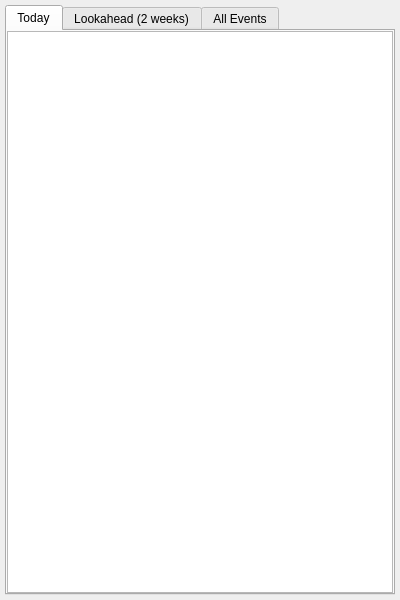
Qt form src/modules/timeline/TimelineSidePanel.ui (Evsey-K/TestLeadToolbox) before a commit.
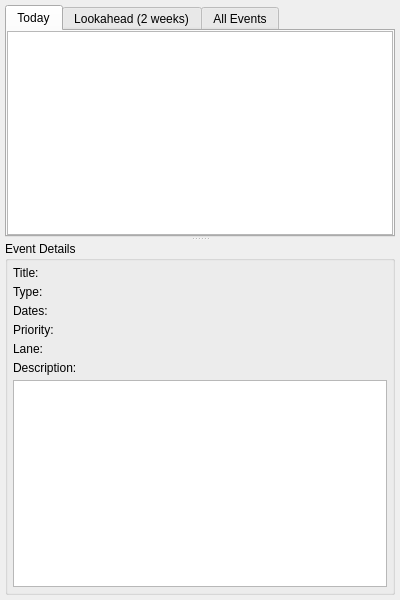
The same form after that commit.

Commit message:
sprint 2 - collision avoidance and added side panes with multiple views is complete (core functionality)!
continuing with next set of features

What changed in the file:
```diff
--- a/src/modules/timeline/TimelineSidePanel.ui
+++ b/src/modules/timeline/TimelineSidePanel.ui
@@ -10,6 +10,12 @@
     <height>600</height>
    </rect>
   </property>
+  <property name="minimumSize">
+   <size>
+    <width>0</width>
+    <height>0</height>
+   </size>
+  </property>
   <property name="windowTitle">
    <string>Timeline Events</string>
   </property>
@@ -30,6 +36,13 @@
     <number>5</number>
    </property>
    <item>
+    <widget class="QSplitter" name="splitter">
+     <property name="orientation">
+      <enum>Qt::Orientation::Vertical</enum>
+     </property>
+     <property name="childrenCollapsible">
+      <bool>false</bool>
+     </property>
     <widget class="QTabWidget" name="tabWidget">
      <property name="sizePolicy">
       <sizepolicy hsizetype="Expanding" vsizetype="Expanding">
@@ -122,6 +135,129 @@
          </property>
          <property name="selectionBehavior">
           <enum>QAbstractItemView::SelectionBehavior::SelectRows</enum>
+          </property>
+         </widget>
+        </item>
+       </layout>
+      </widget>
+     </widget>
+     <widget class="QGroupBox" name="eventDetailsGroupBox">
+      <property name="title">
+       <string>Event Details</string>
+      </property>
+      <layout class="QVBoxLayout" name="verticalLayout_4" stretch="0,0,1">
+       <property name="spacing">
+        <number>5</number>
+       </property>
+       <property name="leftMargin">
+        <number>5</number>
+       </property>
+       <property name="topMargin">
+        <number>5</number>
+       </property>
+       <property name="rightMargin">
+        <number>5</number>
+       </property>
+       <property name="bottomMargin">
+        <number>5</number>
+       </property>
+       <item>
+        <layout class="QFormLayout" name="detailsFormLayout">
+         <item row="0" column="0">
+          <widget class="QLabel" name="titleLabel">
+           <property name="text">
+            <string>Title:</string>
+           </property>
+          </widget>
+         </item>
+         <item row="0" column="1">
+          <widget class="QLabel" name="titleValueLabel">
+           <property name="text">
+            <string/>
+           </property>
+          </widget>
+         </item>
+         <item row="1" column="0">
+          <widget class="QLabel" name="typeLabel">
+           <property name="text">
+            <string>Type:</string>
+           </property>
+          </widget>
+         </item>
+         <item row="1" column="1">
+          <widget class="QLabel" name="typeValueLabel">
+           <property name="text">
+            <string/>
+           </property>
+          </widget>
+         </item>
+         <item row="2" column="0">
+          <widget class="QLabel" name="datesLabel">
+           <property name="text">
+            <string>Dates:</string>
+           </property>
+          </widget>
+         </item>
+         <item row="2" column="1">
+          <widget class="QLabel" name="datesValueLabel">
+           <property name="text">
+            <string/>
+           </property>
+          </widget>
+         </item>
+         <item row="3" column="0">
+          <widget class="QLabel" name="priorityLabel">
+           <property name="text">
+            <string>Priority:</string>
+           </property>
+          </widget>
+         </item>
+         <item row="3" column="1">
+          <widget class="QLabel" name="priorityValueLabel">
+           <property name="text">
+            <string/>
+           </property>
+          </widget>
+         </item>
+         <item row="4" column="0">
+          <widget class="QLabel" name="laneLabel">
+           <property name="text">
+            <string>Lane:</string>
+           </property>
+          </widget>
+         </item>
+         <item row="4" column="1">
+          <widget class="QLabel" name="laneValueLabel">
+           <property name="text">
+            <string/>
+           </property>
+          </widget>
+         </item>
+        </layout>
+       </item>
+       <item>
+        <widget class="QLabel" name="descriptionLabel">
+         <property name="sizePolicy">
+          <sizepolicy hsizetype="Preferred" vsizetype="Fixed">
+           <horstretch>0</horstretch>
+           <verstretch>0</verstretch>
+          </sizepolicy>
+         </property>
+         <property name="text">
+          <string>Description:</string>
+         </property>
+        </widget>
+       </item>
+       <item>
+        <widget class="QTextEdit" name="descriptionTextEdit">
+         <property name="maximumSize">
+          <size>
+           <width>16777215</width>
+           <height>16777215</height>
+          </size>
+         </property>
+         <property name="readOnly">
+          <bool>true</bool>
          </property>
         </widget>
        </item>
```
Lines whose indentation alone changed are shown as unchanged. The commit also changes 4 other files.
